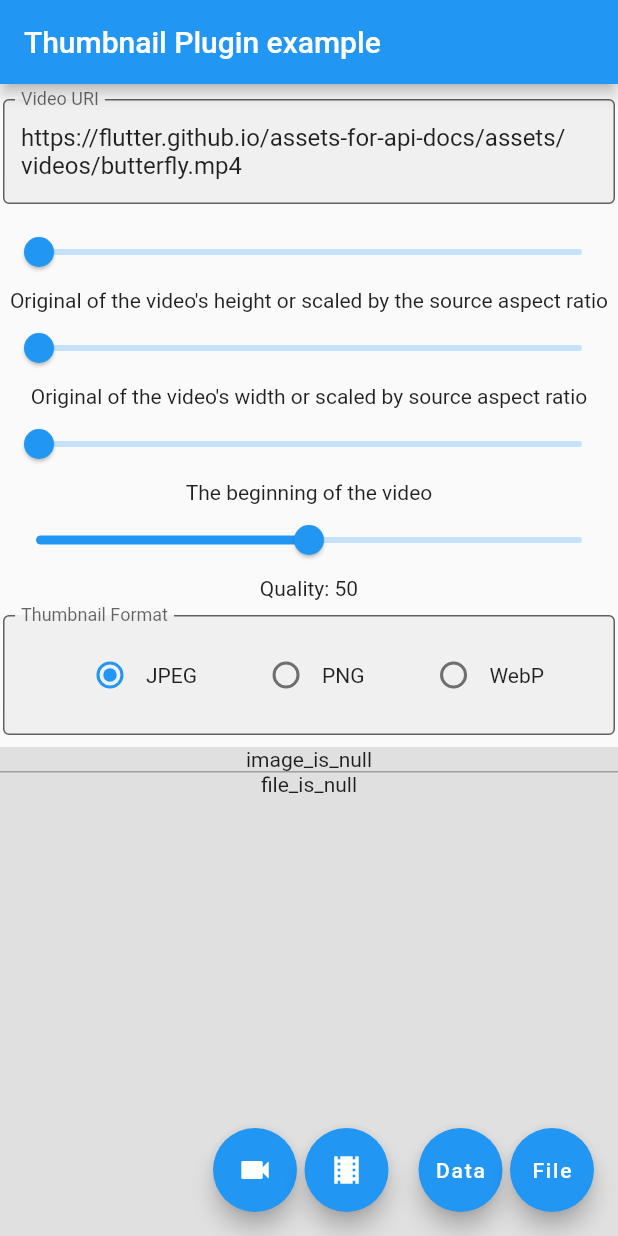
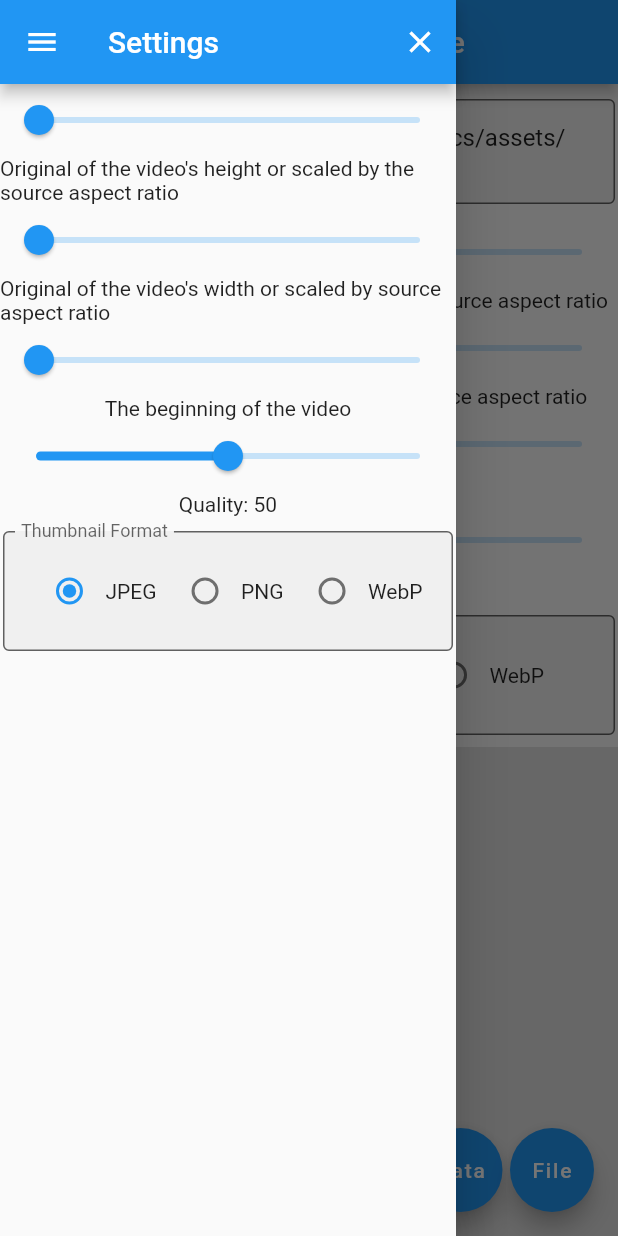
Before and after one commit to justsoft/video_thumbnail, a Flutter app: the screen it shows after launch, with the side drawer open (before the commit the screen has no drawer), on a phone screen of 412 x 824 dp. Run offline on Flutter 3.47's test engine with Material 2 defaults, Android fonts, the phone set to English and light mode, and no system bars; our stand-ins replace image_picker.

Commit message:
Fix a typo in iOS, update the example

```diff
--- a/example/lib/main.dart
+++ b/example/lib/main.dart
@@ -1,22 +1,173 @@
+import 'dart:async';
+import 'dart:typed_data';
+
 import 'package:flutter/cupertino.dart';
+import 'package:flutter/foundation.dart';
 import 'package:flutter/material.dart';
 import 'package:flutter/widgets.dart';
 import 'dart:io';
 
 import 'package:video_thumbnail/video_thumbnail.dart';
-import 'dart:ui' as ui show Image;
-// package publish gives warning for those imports
 import 'package:image_picker/image_picker.dart';
 import 'package:path_provider/path_provider.dart';
 
 void main() => runApp(MyApp());
 
-class MyApp extends StatefulWidget {
+class MyApp extends StatelessWidget {
   @override
-  _MyAppState createState() => _MyAppState();
+  Widget build(BuildContext context) {
+    return MaterialApp(
+      home: DemoHome(),
+    );
+  }
 }
 
-class _MyAppState extends State<MyApp> {
+class ThumbnailRequest {
+  final String video;
+  final String thumbnailPath;
+  final ImageFormat imageFormat;
+  final int maxHeight;
+  final int maxWidth;
+  final int timeMs;
+  final int quality;
+
+  const ThumbnailRequest(
+      {this.video,
+      this.thumbnailPath,
+      this.imageFormat,
+      this.maxHeight,
+      this.maxWidth,
+      this.timeMs,
+      this.quality});
+}
+
+class ThumbnailResult {
+  final Image image;
+  final int dataSize;
+  final int height;
+  final int width;
+  const ThumbnailResult({this.image, this.dataSize, this.height, this.width});
+}
+
+Future<ThumbnailResult> genThumbnail(ThumbnailRequest r) async {
+  //WidgetsFlutterBinding.ensureInitialized();
+  Uint8List bytes;
+  final Completer<ThumbnailResult> completer = Completer();
+  if (r.thumbnailPath != null) {
+    final thumbnailPath = await VideoThumbnail.thumbnailFile(
+        video: r.video,
+        thumbnailPath: r.thumbnailPath,
+        imageFormat: r.imageFormat,
+        maxHeight: r.maxHeight,
+        maxWidth: r.maxWidth,
+        timeMs: r.timeMs,
+        quality: r.quality);
+
+    print("thumbnail file is located: $thumbnailPath");
+
+    final file = File(thumbnailPath);
+    bytes = file.readAsBytesSync();
+  } else {
+    bytes = await VideoThumbnail.thumbnailData(
+        video: r.video,
+        imageFormat: r.imageFormat,
+        maxHeight: r.maxHeight,
+        maxWidth: r.maxWidth,
+        timeMs: r.timeMs,
+        quality: r.quality);
+  }
+
+  int _imageDataSize = bytes.length;
+  print("image size: $_imageDataSize");
+
+  final _image = Image.memory(bytes);
+  _image.image
+      .resolve(ImageConfiguration())
+      .addListener(ImageStreamListener((ImageInfo info, bool _) {
+    completer.complete(ThumbnailResult(
+      image: _image,
+      dataSize: _imageDataSize,
+      height: info.image.height,
+      width: info.image.width,
+    ));
+  }));
+  return completer.future;
+}
+
+class GenThumbnailImage extends StatefulWidget {
+  final ThumbnailRequest thumbnailRequest;
+
+  const GenThumbnailImage({Key key, this.thumbnailRequest}) : super(key: key);
+
+  @override
+  _GenThumbnailImageState createState() => _GenThumbnailImageState();
+}
+
+class _GenThumbnailImageState extends State<GenThumbnailImage> {
+  @override
+  Widget build(BuildContext context) {
+    return FutureBuilder<ThumbnailResult>(
+      future: genThumbnail(widget.thumbnailRequest),
+      builder: (BuildContext context, AsyncSnapshot snapshot) {
+        if (snapshot.hasData) {
+          final _image = snapshot.data.image;
+          final _width = snapshot.data.width;
+          final _height = snapshot.data.height;
+          final _dataSize = snapshot.data.dataSize;
+          return Column(
+            mainAxisAlignment: MainAxisAlignment.center,
+            crossAxisAlignment: CrossAxisAlignment.center,
+            children: <Widget>[
+              Center(
+                child: Text(
+                    "Image ${widget.thumbnailRequest.thumbnailPath == null ? 'data size' : 'file size'}: $_dataSize, width:$_width, height:$_height"),
+              ),
+              Container(
+                color: Colors.grey,
+                height: 1.0,
+              ),
+              _image,
+            ],
+          );
+        } else if (snapshot.hasError) {
+          return Container(
+            padding: EdgeInsets.all(8.0),
+            color: Colors.red,
+            child: Text(
+              "Error:\n${snapshot.error.toString()}",
+            ),
+          );
+        } else {
+          return Column(
+              mainAxisAlignment: MainAxisAlignment.center,
+              crossAxisAlignment: CrossAxisAlignment.center,
+              children: <Widget>[
+                Text(
+                    "Generating the thumbnail for: ${widget.thumbnailRequest.video}..."),
+                SizedBox(
+                  height: 10.0,
+                ),
+                CircularProgressIndicator(),
+              ]);
+        }
+      },
+    );
+  }
+}
+
+class ImageInFile extends StatelessWidget {
+  @override
+  Widget build(BuildContext context) {
+    return Container();
+  }
+}
+
+class DemoHome extends StatefulWidget {
+  @override
+  _DemoHomeState createState() => _DemoHomeState();
+}
+
+class _DemoHomeState extends State<DemoHome> {
   final _editNode = FocusNode();
   final _video = TextEditingController(
       text:
@@ -27,13 +178,7 @@ class _MyAppState extends State<MyApp> {
   int _sizeW = 0;
   int _timeMs = 0;
 
-  int _imageDataSize;
-  ui.Image _uiImageInData;
-  Image _imageInData;
-
-  int _imageFileSize;
-  ui.Image _uiImageInFile;
-  Image _imageInFile;
+  GenThumbnailImage _futreImage;
 
   String _tempDir;
 
@@ -45,47 +190,21 @@ class _MyAppState extends State<MyApp> {
 
   @override
   Widget build(BuildContext context) {
-    return MaterialApp(
-      home: Scaffold(
-          appBar: AppBar(
-            title: const Text('Thumbnail Plugin example'),
-          ),
-          body: Column(
-            mainAxisAlignment: MainAxisAlignment.start,
-            mainAxisSize: MainAxisSize.min,
-            children: <Widget>[
-              Padding(
-                padding: const EdgeInsets.fromLTRB(2.0, 10.0, 2.0, 8.0),
-                child: TextField(
-                  decoration: InputDecoration(
-                    border: OutlineInputBorder(),
-                    filled: true,
-                    isDense: true,
-                    labelText: "Video URI",
-                  ),
-                  maxLines: null,
-                  controller: _video,
-                  focusNode: _editNode,
-                  keyboardType: TextInputType.url,
-                  textInputAction: TextInputAction.done,
-                  onEditingComplete: () {
-                    _editNode.unfocus();
-                  },
-                ),
-              ),
+    final _settings = <Widget>[
       Slider(
         value: _sizeH * 1.0,
         onChanged: (v) => setState(() {
           _editNode.unfocus();
           _sizeH = v.toInt();
         }),
-                max: 512.0,
+        max: 256.0,
         divisions: 256,
         label: "$_sizeH",
       ),
       Center(
         child: (_sizeH == 0)
-                    ? const Text("Original of the video's height or scaled by the source aspect ratio")
+            ? const Text(
+                "Original of the video's height or scaled by the source aspect ratio")
             : Text("Max height: $_sizeH(px)"),
       ),
       Slider(
@@ -94,13 +213,14 @@ class _MyAppState extends State<MyApp> {
           _editNode.unfocus();
           _sizeW = v.toInt();
         }),
-                max: 512.0,
+        max: 256.0,
         divisions: 256,
         label: "$_sizeW",
       ),
       Center(
         child: (_sizeW == 0)
-                    ? const Text("Original of the video's width or scaled by source aspect ratio")
+            ? const Text(
+                "Original of the video's width or scaled by source aspect ratio")
             : Text("Max width: $_sizeW(px)"),
       ),
       Slider(
@@ -187,7 +307,36 @@ class _MyAppState extends State<MyApp> {
             ],
           ),
         ),
+      )
+    ];
+    return Scaffold(
+        appBar: AppBar(
+          title: const Text('Thumbnail Plugin example'),
         ),
+        body: Column(
+          mainAxisAlignment: MainAxisAlignment.start,
+          mainAxisSize: MainAxisSize.min,
+          children: <Widget>[
+            Padding(
+              padding: const EdgeInsets.fromLTRB(2.0, 10.0, 2.0, 8.0),
+              child: TextField(
+                decoration: InputDecoration(
+                  border: OutlineInputBorder(),
+                  filled: true,
+                  isDense: true,
+                  labelText: "Video URI",
+                ),
+                maxLines: null,
+                controller: _video,
+                focusNode: _editNode,
+                keyboardType: TextInputType.url,
+                textInputAction: TextInputAction.done,
+                onEditingComplete: () {
+                  _editNode.unfocus();
+                },
+              ),
+            ),
+            for (var i in _settings) i,
             Expanded(
               child: Container(
                 color: Colors.grey[300],
@@ -195,34 +344,29 @@ class _MyAppState extends State<MyApp> {
                   child: ListView(
                     shrinkWrap: true,
                     children: <Widget>[
-                        Center(
-                          child: (_uiImageInData == null)
-                              ? Text("image_is_null")
-                              : Text(
-                                  "Image size: $_imageDataSize, width:${_uiImageInData?.width}, height:${_uiImageInData?.height}"),
-                        ),
-                        (_imageInData == null)
-                            ? const SizedBox()
-                            : _imageInData,
-                        Container(
-                          color: Colors.grey,
-                          height: 1.0,
-                        ),
-                        Center(
-                          child: (_uiImageInFile == null)
-                              ? Text("file_is_null")
-                              : Text(
-                                  "File size: $_imageFileSize, width:${_uiImageInFile?.width}, height:${_uiImageInFile?.height}"),
-                        ),
-                        (_imageInFile == null)
-                            ? const SizedBox()
-                            : _imageInFile,
+                      (_futreImage != null) ? _futreImage : SizedBox(),
                     ],
                   ),
                 ),
               ),
             ),
           ],
+        ),
+        drawer: Drawer(
+          child: Column(
+            children: <Widget>[
+              AppBar(
+                title: const Text("Settings"),
+                actions: <Widget>[
+                  IconButton(
+                    icon: Icon(Icons.close),
+                    onPressed: () => Navigator.pop(context),
+                  )
+                ],
+              ),
+              for (var i in _settings) i,
+            ],
+          ),
         ),
         floatingActionButton: Row(
           mainAxisAlignment: MainAxisAlignment.end,
@@ -259,31 +403,17 @@ class _MyAppState extends State<MyApp> {
             FloatingActionButton(
               tooltip: "Generate a data of thumbnail",
               onPressed: () async {
-                  if (_imageInData != null) {
                 setState(() {
-                      _imageInData = null;
-                      _uiImageInData = null;
-                    });
-                  }
-
-                  final thumbnail = await VideoThumbnail.thumbnailData(
+                  _futreImage = GenThumbnailImage(
+                      thumbnailRequest: ThumbnailRequest(
                           video: _video.text,
+                          thumbnailPath: null,
                           imageFormat: _format,
                           maxHeight: _sizeH,
                           maxWidth: _sizeW,
                           timeMs: _timeMs,
-                      quality: _quality);
-
-                  _imageDataSize = thumbnail.length;
-                  print("image data size: $_imageDataSize");
-
-                  _imageInData = Image.memory(thumbnail)
-                    ..image.resolve(ImageConfiguration()).addListener(
-                        ImageStreamListener((ImageInfo info, bool _) {
-                      setState(() {
-                        _uiImageInData = info.image;
+                          quality: _quality));
                 });
-                    }));
               },
               child: const Text("Data"),
             ),
@@ -293,42 +423,21 @@ class _MyAppState extends State<MyApp> {
             FloatingActionButton(
               tooltip: "Generate a file of thumbnail",
               onPressed: () async {
-                  if (_imageInFile != null) {
                 setState(() {
-                      _imageInFile = null;
-                      _uiImageInFile = null;
-                    });
-                  }
-
-                  final thumbnail = await VideoThumbnail.thumbnailFile(
+                  _futreImage = GenThumbnailImage(
+                      thumbnailRequest: ThumbnailRequest(
                           video: _video.text,
                           thumbnailPath: _tempDir,
                           imageFormat: _format,
                           maxHeight: _sizeH,
                           maxWidth: _sizeW,
                           timeMs: _timeMs,
-                      quality: _quality);
-
-                  print("thumbnail file is located: $thumbnail");
-
-                  final file = File(thumbnail);
-                  _imageFileSize = file.lengthSync();
-                  final bytes = file.readAsBytesSync();
-
-                  print("image file size: $_imageFileSize");
-
-                  _imageInFile = Image.memory(bytes)
-                    ..image.resolve(ImageConfiguration()).addListener(
-                        ImageStreamListener((ImageInfo info, bool _) {
-                      setState(() {
-                        _uiImageInFile = info.image;
+                          quality: _quality));
                 });
-                    }));
               },
               child: const Text("File"),
             ),
           ],
-          )),
-    );
+        ));
   }
 }
--- a/example/pubspec.yaml
+++ b/example/pubspec.yaml
@@ -4,7 +4,7 @@ version: 0.1.7
 publish_to: 'none'
 
 environment:
-  sdk: ">=2.1.0 <3.0.0"
+  sdk: ">=2.3.0 <3.0.0"
 
 dependencies:
   flutter:
```
Also changed, not shown: 2 other files. Lines whose indentation alone changed are shown as unchanged.
